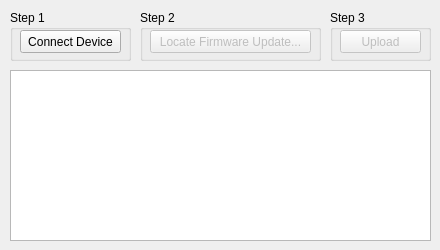
First picture: the form in mainwindow.ui, repository ejholmes/openfocus-updater, before the edit.
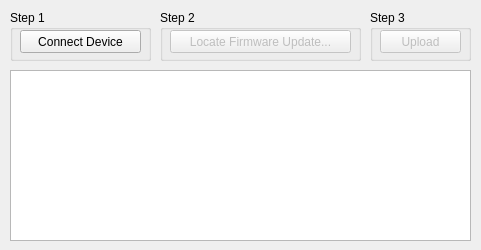
Second picture: the form after the edit. Icons and pictures are not drawn.

```diff
--- a/mainwindow.ui
+++ b/mainwindow.ui
@@ -6,13 +6,13 @@
    <rect>
     <x>0</x>
     <y>0</y>
-    <width>440</width>
+    <width>481</width>
     <height>250</height>
    </rect>
   </property>
   <property name="maximumSize">
    <size>
-    <width>440</width>
+    <width>500</width>
     <height>250</height>
    </size>
   </property>
@@ -32,7 +32,7 @@
      <rect>
       <x>10</x>
       <y>10</y>
-      <width>121</width>
+      <width>141</width>
       <height>51</height>
      </rect>
     </property>
@@ -44,7 +44,7 @@
       <rect>
        <x>10</x>
        <y>20</y>
-       <width>101</width>
+       <width>121</width>
        <height>23</height>
       </rect>
      </property>
@@ -62,9 +62,9 @@
    <widget class="QGroupBox" name="gbStep2">
     <property name="geometry">
      <rect>
-      <x>140</x>
+      <x>160</x>
       <y>10</y>
-      <width>181</width>
+      <width>201</width>
       <height>51</height>
      </rect>
     </property>
@@ -79,7 +79,7 @@
       <rect>
        <x>10</x>
        <y>20</y>
-       <width>161</width>
+       <width>181</width>
        <height>23</height>
       </rect>
      </property>
@@ -91,7 +91,7 @@
    <widget class="QGroupBox" name="gbStep3">
     <property name="geometry">
      <rect>
-      <x>330</x>
+      <x>370</x>
       <y>10</y>
       <width>101</width>
       <height>51</height>
@@ -122,7 +122,7 @@
      <rect>
       <x>10</x>
       <y>70</y>
-      <width>421</width>
+      <width>461</width>
       <height>171</height>
      </rect>
     </property>
```
